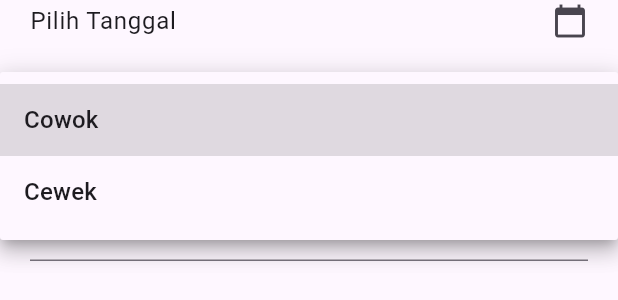
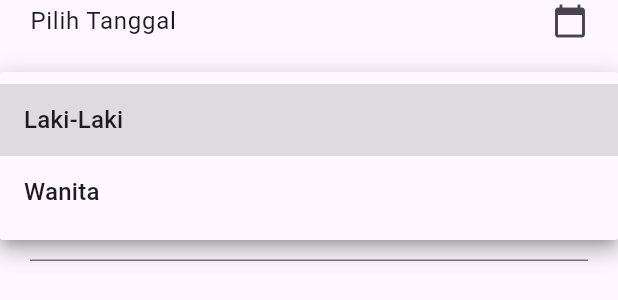
Before and after one commit to iFannJR/Apps_Flutter, a Flutter app: the KlasifikasiPage widget shown alone on an empty page, opened directly, after a tap on "Jenis Kelamin", on a phone screen of 412 x 824 dp. Shown: the part 132-432 px from the top of the screen. Run offline on Flutter 3.47's test engine with Material 3 defaults, Android fonts, the phone set to English and light mode, and no system bars; our stand-ins replace fl_chart.

Commit message:
Edit sesuatu/ Tinggal Menunggu API dari web
Tinggal Menunggu API dari WEB

```diff
--- a/flutter_application_1/lib/klasifikasi_page.dart
+++ b/flutter_application_1/lib/klasifikasi_page.dart
@@ -90,7 +90,7 @@ class _KlasifikasiPageState extends State<KlasifikasiPage>
                 DropdownButtonFormField<String>(
                   decoration: const InputDecoration(labelText: 'Jenis Kelamin'),
                   value: _gender,
-                  items: ['Cowok', 'Cewek'].map((String value) {
+                  items: ['Laki-Laki', 'Wanita'].map((String value) {
                     return DropdownMenuItem<String>(
                         value: value, child: Text(value));
                   }).toList(),
```
Also changed, not shown: flutter_application_1/data/gambar1.png.
